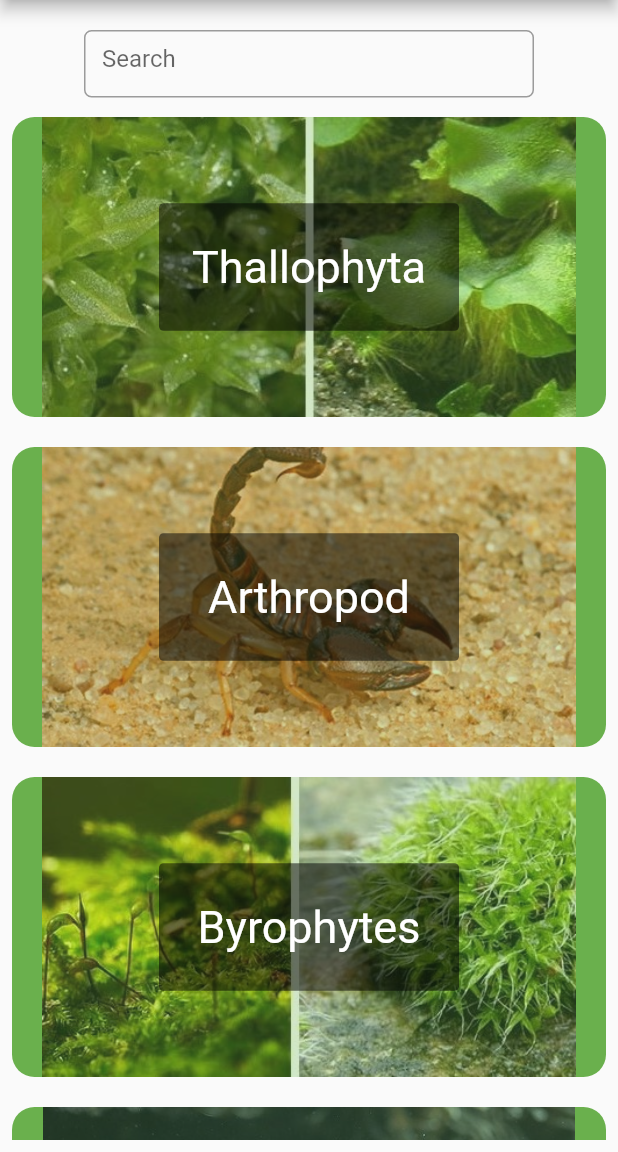
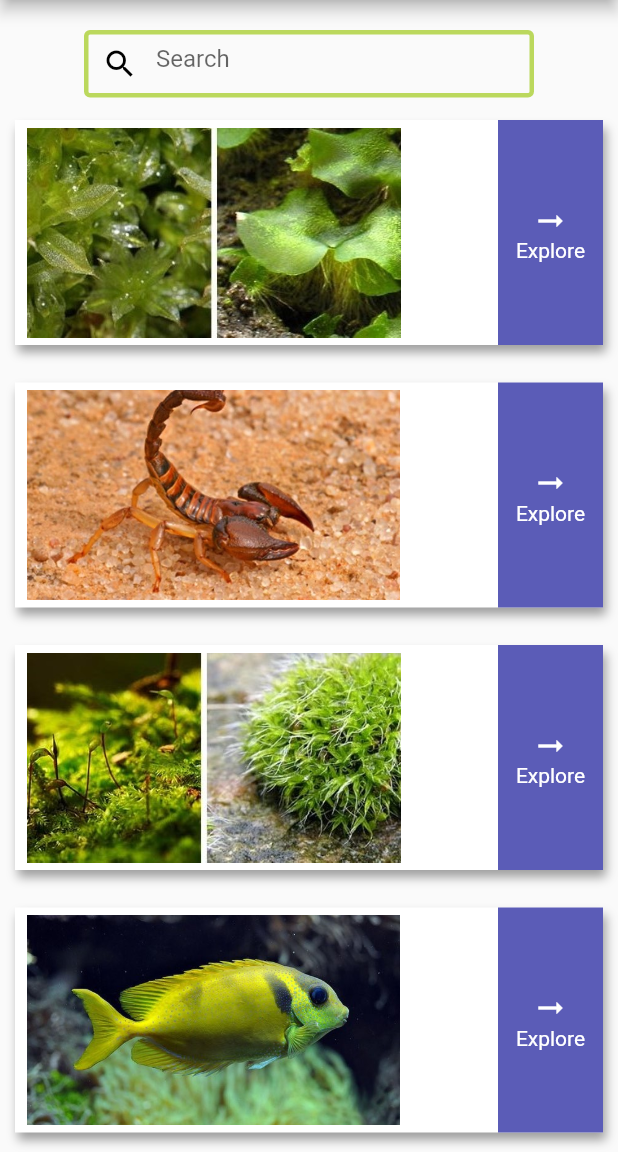
Before and after one commit to SilvyrS/collectify_application, a Flutter app: the screen it shows after launch, on a phone screen of 412 x 824 dp, the part 84-1236 px from its top. Run offline on Flutter 3.47's test engine with Material 2 defaults, Android fonts, the phone set to English and light mode, and no system bars; our stand-ins replace firebase_core, firebase_storage, google_fonts; accounts and stored records are empty.

Commit message:
Added New Home Deisgn

```diff
--- a/lib/home.dart
+++ b/lib/home.dart
@@ -96,6 +96,20 @@ class _HomeScreenState extends State<HomeScreen> {
             child: TextField(
               onChanged: (value) => filterItems(value),
               decoration: InputDecoration(
+                  focusedBorder: OutlineInputBorder(
+                      borderSide: BorderSide(
+                    width: 3,
+                    color: Color(0xFFBBD85D),
+                  )),
+                  enabledBorder: OutlineInputBorder(
+                      borderSide: BorderSide(
+                    width: 3,
+                    color: Color(0xFFBBD85D),
+                  )),
+                  prefixIcon: Icon(
+                    Icons.search,
+                    color: Color.fromARGB(255, 0, 0, 0),
+                  ),
                   hintText: 'Search',
                   border: OutlineInputBorder(
                       borderRadius: BorderRadius.circular(5.0))),
@@ -108,15 +122,13 @@ class _HomeScreenState extends State<HomeScreen> {
 
   Widget gridMage(BuildContext context) {
     return Expanded(
-      child: Container(
-        padding: EdgeInsets.all(8.0),
       child: GridView.builder(
           gridDelegate: const SliverGridDelegateWithFixedCrossAxisCount(
               crossAxisCount: 1,
-                mainAxisExtent: 200,
+              mainAxisExtent: 170,
               childAspectRatio: 2 / 1,
               crossAxisSpacing: 20,
-                mainAxisSpacing: 20),
+              mainAxisSpacing: 5),
           itemCount: foundItems.length,
           itemBuilder: (BuildContext ctx, index) {
             return GestureDetector(
@@ -124,39 +136,72 @@ class _HomeScreenState extends State<HomeScreen> {
                 Navigator.push(
                   context,
                   MaterialPageRoute(
-                      builder: (context) =>
-                          DetailsPage(item: foundItems[index]),
+                    builder: (context) => DetailsPage(item: foundItems[index]),
                   ),
                 );
               },
               child: Container(
+                margin: EdgeInsets.all(10),
                 alignment: Alignment.center,
                 decoration: BoxDecoration(
-                      color: Color(0xFF6ab04d),
-                      borderRadius: BorderRadius.circular(15),
+                  boxShadow: [
+                    BoxShadow(
+                        color: Colors.grey, blurRadius: 5, offset: Offset(2, 5))
+                  ],
+                  color: Color.fromARGB(255, 255, 255, 255),
+                ),
+                child: Row(
+                  mainAxisSize: MainAxisSize.max,
+                  mainAxisAlignment: MainAxisAlignment.spaceBetween,
+                  children: [
+                    Column(
+                      mainAxisAlignment: MainAxisAlignment.start,
+                      children: [
+                        Expanded(
+                          child: Container(
+                              margin: EdgeInsets.all(5),
+                              width: 255,
+                              alignment: Alignment.center,
+                              decoration: BoxDecoration(
                                 image: DecorationImage(
-                          colorFilter: new ColorFilter.mode(
-                              Colors.black.withOpacity(0.7), BlendMode.dstATop),
-                          image: AssetImage(foundItems[index].imagePath))),
+                                    image: AssetImage(
+                                        foundItems[index].imagePath)),
+                              )),
+                        ),
+                      ],
+                    ),
+                    Column(
+                      mainAxisAlignment: MainAxisAlignment.end,
+                      children: [
+                        Expanded(
                           child: Container(
-                      alignment: Alignment.center,
-                      height: 85,
-                      width: 200,
+                            width: 70,
+                            alignment: Alignment.centerRight,
                             decoration: BoxDecoration(
-                          borderRadius: BorderRadius.circular(3),
-                          color: Color.fromARGB(131, 0, 0, 0)),
-                      child: Text(
-                        foundItems[index].name,
-                        style: GoogleFonts.alegreyaSans(
+                              color: Color(0xFF5B5CB7),
+                            ),
+                            child: Column(
+                              mainAxisAlignment: MainAxisAlignment.center,
+                              crossAxisAlignment: CrossAxisAlignment.stretch,
+                              children: [
+                                Icon(
+                                  Icons.arrow_right_alt,
                                   color: Colors.white,
-                          fontSize: 30,
                                 ),
-                        textAlign: TextAlign.center,
-                      )),
+                                Text("Explore",
+                                    style: TextStyle(color: Colors.white),
+                                    textAlign: TextAlign.center)
+                              ],
+                            ),
+                          ),
+                        ),
+                      ],
+                    ),
+                  ],
+                ),
               ),
             );
           }),
-      ),
     );
   }
 }
```
Lines whose indentation alone changed are shown as unchanged.
